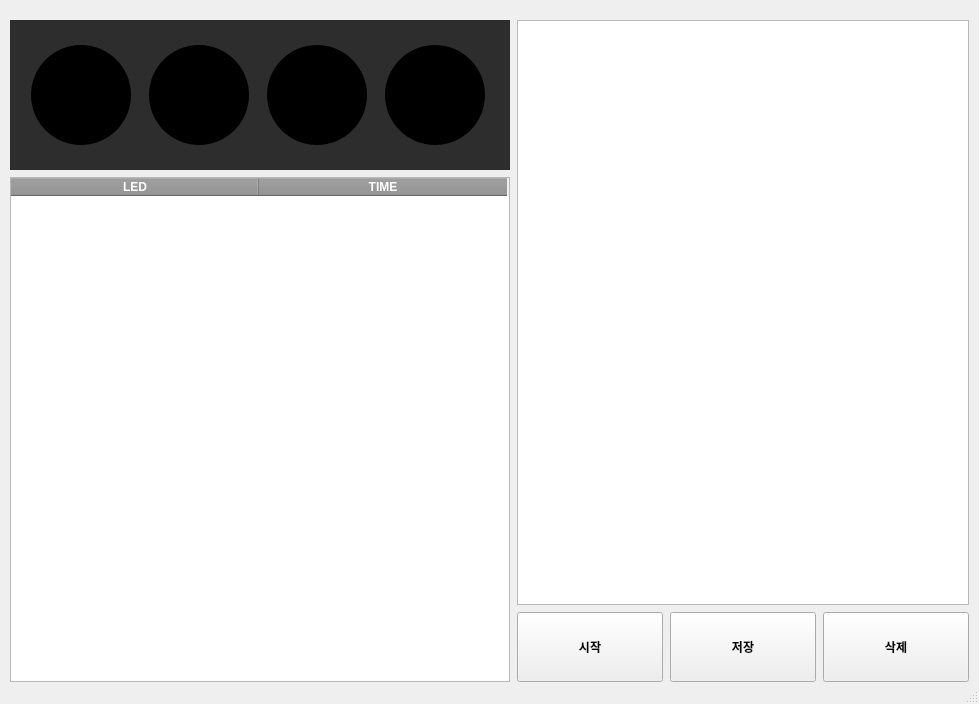
This is traffic_ui.ui in daehyuh/TrafficLightProject as Qt 5 draws it before an edit. The edited form follows.
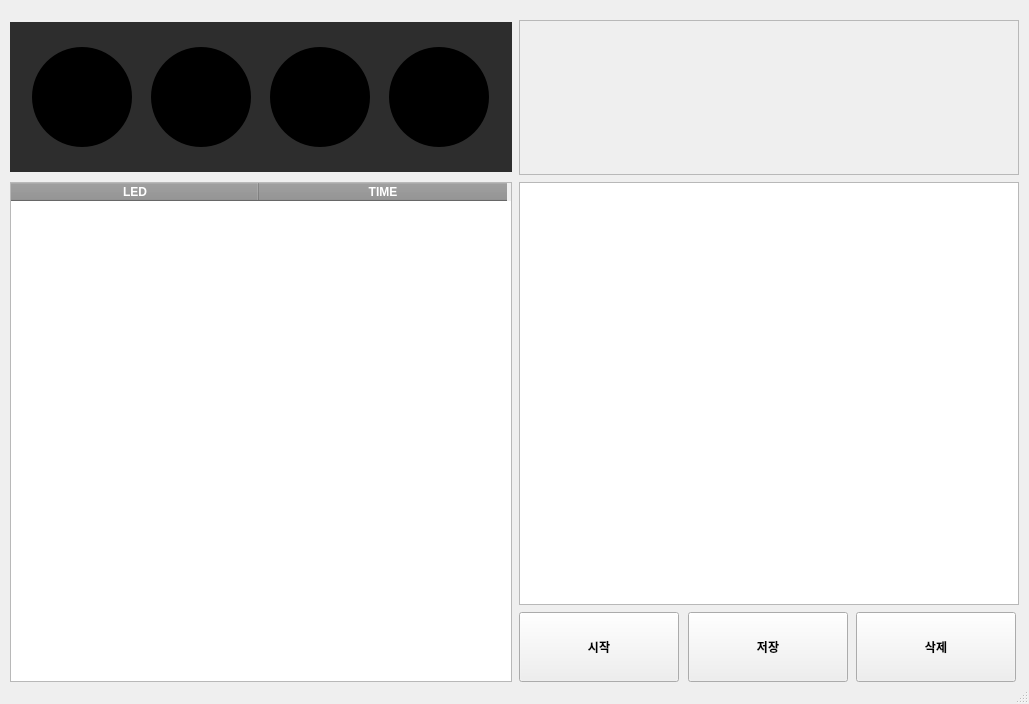
This is the edited form. Icons and pictures are not drawn.

```diff
--- a/traffic_ui.ui
+++ b/traffic_ui.ui
@@ -6,7 +6,7 @@
    <rect>
     <x>0</x>
     <y>0</y>
-    <width>979</width>
+    <width>1029</width>
     <height>704</height>
    </rect>
   </property>
@@ -136,13 +136,25 @@
        </widget>
       </item>
       <item row="2" column="2">
-       <widget class="QPushButton" name="pushButton">
+       <widget class="QPushButton" name="start_button">
+        <property name="sizePolicy">
+         <sizepolicy hsizetype="Fixed" vsizetype="Fixed">
+          <horstretch>0</horstretch>
+          <verstretch>0</verstretch>
+         </sizepolicy>
+        </property>
         <property name="minimumSize">
          <size>
           <width>100</width>
           <height>70</height>
          </size>
         </property>
+        <property name="maximumSize">
+         <size>
+          <width>160</width>
+          <height>70</height>
+         </size>
+        </property>
         <property name="font">
          <font>
           <family>맑은 고딕</family>
@@ -156,13 +168,25 @@
        </widget>
       </item>
       <item row="2" column="4">
-       <widget class="QPushButton" name="pushButton_3">
+       <widget class="QPushButton" name="delete_button">
+        <property name="sizePolicy">
+         <sizepolicy hsizetype="Fixed" vsizetype="Fixed">
+          <horstretch>0</horstretch>
+          <verstretch>0</verstretch>
+         </sizepolicy>
+        </property>
         <property name="minimumSize">
          <size>
           <width>100</width>
           <height>70</height>
          </size>
         </property>
+        <property name="maximumSize">
+         <size>
+          <width>160</width>
+          <height>70</height>
+         </size>
+        </property>
         <property name="font">
          <font>
           <family>맑은 고딕</family>
@@ -176,13 +200,25 @@
        </widget>
       </item>
       <item row="2" column="3">
-       <widget class="QPushButton" name="pushButton_2">
+       <widget class="QPushButton" name="save_button">
+        <property name="sizePolicy">
+         <sizepolicy hsizetype="Fixed" vsizetype="Fixed">
+          <horstretch>0</horstretch>
+          <verstretch>0</verstretch>
+         </sizepolicy>
+        </property>
         <property name="minimumSize">
          <size>
           <width>100</width>
           <height>70</height>
          </size>
         </property>
+        <property name="maximumSize">
+         <size>
+          <width>160</width>
+          <height>70</height>
+         </size>
+        </property>
         <property name="font">
          <font>
           <family>맑은 고딕</family>
@@ -195,6 +231,25 @@
         </property>
        </widget>
       </item>
+      <item row="1" column="2" colspan="3">
+       <widget class="QTreeView" name="treeView">
+        <property name="minimumSize">
+         <size>
+          <width>500</width>
+          <height>0</height>
+         </size>
+        </property>
+        <property name="maximumSize">
+         <size>
+          <width>1000</width>
+          <height>16777215</height>
+         </size>
+        </property>
+        <property name="lineWidth">
+         <number>1</number>
+        </property>
+       </widget>
+      </item>
       <item row="0" column="0" colspan="2">
        <widget class="QWidget" name="traffic_light_widget" native="true">
         <property name="sizePolicy">
@@ -320,10 +375,10 @@
         </layout>
        </widget>
       </item>
-      <item row="0" column="2" rowspan="2" colspan="3">
-       <widget class="QTreeView" name="treeView">
-        <property name="lineWidth">
-         <number>1</number>
+      <item row="0" column="2" colspan="3">
+       <widget class="QPlainTextEdit" name="plainTextEdit">
+        <property name="enabled">
+         <bool>false</bool>
         </property>
        </widget>
       </item>
```
